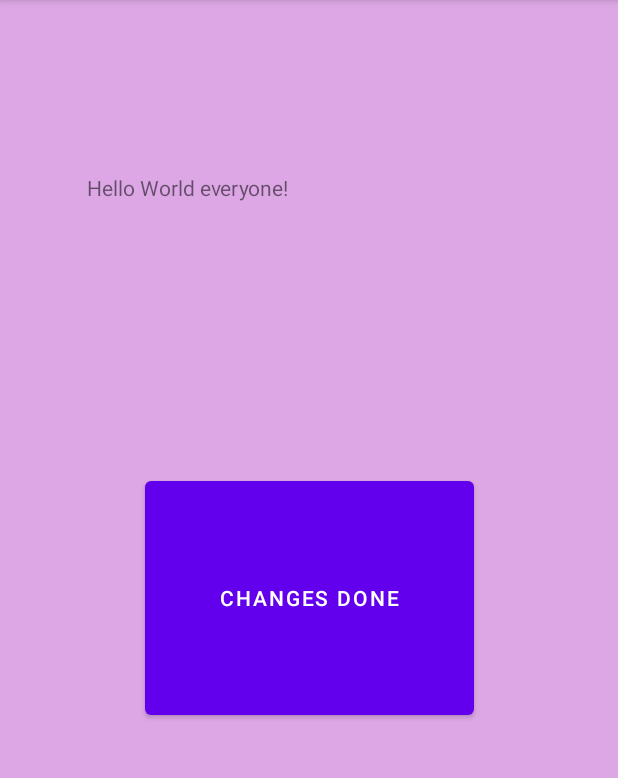
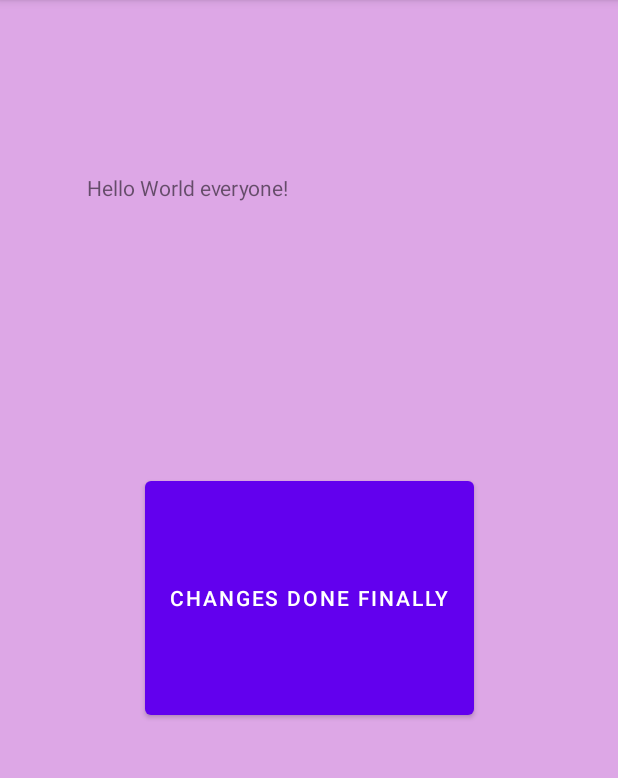
Before and after one commit to Riyanshi243/Banasthali_PlacementAid, an Android app: the screen it shows after launch (MainActivity), on a phone screen of 412 x 824 dp, the part 84-862 px from its top. Run offline under Robolectric (Android 15) with nearby library versions, the light colour scheme and no system bars.

Commit message:
Vanshika Testing done

```diff
--- a/app/src/main/res/layout/activity_main.xml
+++ b/app/src/main/res/layout/activity_main.xml
@@ -24,7 +24,7 @@
         android:layout_width="219dp"
         android:layout_height="0dp"
         android:layout_marginBottom="285dp"
-        android:text="Changes done"
+        android:text="Changes done finally"
         app:layout_constraintBottom_toBottomOf="parent"
         app:layout_constraintEnd_toEndOf="parent"
         app:layout_constraintStart_toStartOf="parent"
```
